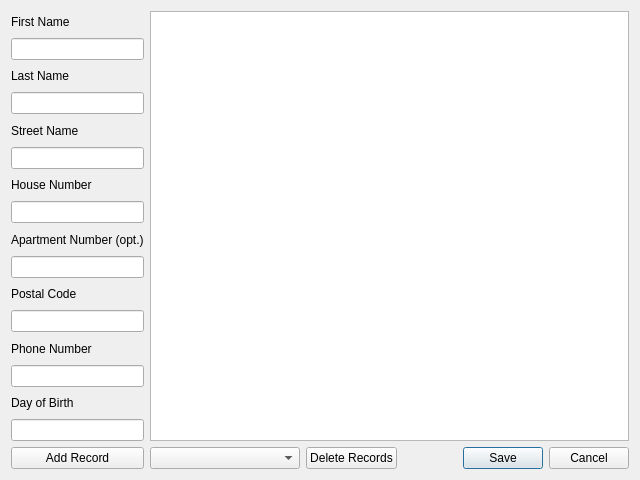
wojtaszek23/People_app, file dialog.ui: the form before one commit.
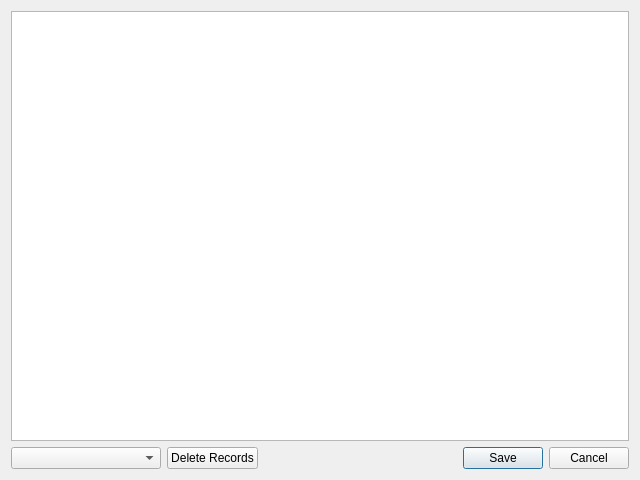
The form after the commit.

What changed in the file:
```diff
--- a/dialog.ui
+++ b/dialog.ui
@@ -14,312 +14,6 @@
    <string>Dialog</string>
   </property>
   <layout class="QHBoxLayout" name="horizontalLayout_2">
-   <item>
-    <layout class="QVBoxLayout" name="verticalLayout">
-     <property name="sizeConstraint">
-      <enum>QLayout::SetFixedSize</enum>
-     </property>
-     <item>
-      <widget class="QLabel" name="label_2">
-       <property name="sizePolicy">
-        <sizepolicy hsizetype="Minimum" vsizetype="Minimum">
-         <horstretch>50</horstretch>
-         <verstretch>50</verstretch>
-        </sizepolicy>
-       </property>
-       <property name="minimumSize">
-        <size>
-         <width>100</width>
-         <height>0</height>
-        </size>
-       </property>
-       <property name="text">
-        <string>First Name</string>
-       </property>
-      </widget>
-     </item>
-     <item>
-      <widget class="QLineEdit" name="lineEdit">
-       <property name="sizePolicy">
-        <sizepolicy hsizetype="Minimum" vsizetype="Minimum">
-         <horstretch>50</horstretch>
-         <verstretch>50</verstretch>
-        </sizepolicy>
-       </property>
-       <property name="minimumSize">
-        <size>
-         <width>100</width>
-         <height>0</height>
-        </size>
-       </property>
-      </widget>
-     </item>
-     <item>
-      <widget class="QLabel" name="label_3">
-       <property name="sizePolicy">
-        <sizepolicy hsizetype="Minimum" vsizetype="Minimum">
-         <horstretch>50</horstretch>
-         <verstretch>50</verstretch>
-        </sizepolicy>
-       </property>
-       <property name="minimumSize">
-        <size>
-         <width>100</width>
-         <height>0</height>
-        </size>
-       </property>
-       <property name="text">
-        <string>Last Name</string>
-       </property>
-      </widget>
-     </item>
-     <item>
-      <widget class="QLineEdit" name="lineEdit_2">
-       <property name="sizePolicy">
-        <sizepolicy hsizetype="Minimum" vsizetype="Minimum">
-         <horstretch>50</horstretch>
-         <verstretch>50</verstretch>
-        </sizepolicy>
-       </property>
-       <property name="minimumSize">
-        <size>
-         <width>100</width>
-         <height>0</height>
-        </size>
-       </property>
-      </widget>
-     </item>
-     <item>
-      <widget class="QLabel" name="label_4">
-       <property name="sizePolicy">
-        <sizepolicy hsizetype="Minimum" vsizetype="Minimum">
-         <horstretch>50</horstretch>
-         <verstretch>50</verstretch>
-        </sizepolicy>
-       </property>
-       <property name="minimumSize">
-        <size>
-         <width>100</width>
-         <height>0</height>
-        </size>
-       </property>
-       <property name="text">
-        <string>Street Name</string>
-       </property>
-      </widget>
-     </item>
-     <item>
-      <widget class="QLineEdit" name="lineEdit_3">
-       <property name="sizePolicy">
-        <sizepolicy hsizetype="Minimum" vsizetype="Minimum">
-         <horstretch>50</horstretch>
-         <verstretch>50</verstretch>
-        </sizepolicy>
-       </property>
-       <property name="minimumSize">
-        <size>
-         <width>100</width>
-         <height>0</height>
-        </size>
-       </property>
-      </widget>
-     </item>
-     <item>
-      <widget class="QLabel" name="label_5">
-       <property name="sizePolicy">
-        <sizepolicy hsizetype="Minimum" vsizetype="Minimum">
-         <horstretch>50</horstretch>
-         <verstretch>50</verstretch>
-        </sizepolicy>
-       </property>
-       <property name="minimumSize">
-        <size>
-         <width>100</width>
-         <height>0</height>
-        </size>
-       </property>
-       <property name="text">
-        <string>House Number</string>
-       </property>
-      </widget>
-     </item>
-     <item>
-      <widget class="QLineEdit" name="lineEdit_4">
-       <property name="sizePolicy">
-        <sizepolicy hsizetype="Minimum" vsizetype="Minimum">
-         <horstretch>50</horstretch>
-         <verstretch>50</verstretch>
-        </sizepolicy>
-       </property>
-       <property name="minimumSize">
-        <size>
-         <width>100</width>
-         <height>0</height>
-        </size>
-       </property>
-      </widget>
-     </item>
-     <item>
-      <widget class="QLabel" name="label_6">
-       <property name="sizePolicy">
-        <sizepolicy hsizetype="Minimum" vsizetype="Minimum">
-         <horstretch>50</horstretch>
-         <verstretch>50</verstretch>
-        </sizepolicy>
-       </property>
-       <property name="minimumSize">
-        <size>
-         <width>100</width>
-         <height>0</height>
-        </size>
-       </property>
-       <property name="text">
-        <string>Apartment Number (opt.)</string>
-       </property>
-      </widget>
-     </item>
-     <item>
-      <widget class="QLineEdit" name="lineEdit_5">
-       <property name="sizePolicy">
-        <sizepolicy hsizetype="Minimum" vsizetype="Minimum">
-         <horstretch>50</horstretch>
-         <verstretch>50</verstretch>
-        </sizepolicy>
-       </property>
-       <property name="minimumSize">
-        <size>
-         <width>100</width>
-         <height>0</height>
-        </size>
-       </property>
-      </widget>
-     </item>
-     <item>
-      <widget class="QLabel" name="label_7">
-       <property name="sizePolicy">
-        <sizepolicy hsizetype="Minimum" vsizetype="Minimum">
-         <horstretch>50</horstretch>
-         <verstretch>50</verstretch>
-        </sizepolicy>
-       </property>
-       <property name="minimumSize">
-        <size>
-         <width>100</width>
-         <height>0</height>
-        </size>
-       </property>
-       <property name="text">
-        <string>Postal Code</string>
-       </property>
-      </widget>
-     </item>
-     <item>
-      <widget class="QLineEdit" name="lineEdit_6">
-       <property name="sizePolicy">
-        <sizepolicy hsizetype="Minimum" vsizetype="Minimum">
-         <horstretch>50</horstretch>
-         <verstretch>50</verstretch>
-        </sizepolicy>
-       </property>
-       <property name="minimumSize">
-        <size>
-         <width>100</width>
-         <height>0</height>
-        </size>
-       </property>
-      </widget>
-     </item>
-     <item>
-      <widget class="QLabel" name="label_8">
-       <property name="sizePolicy">
-        <sizepolicy hsizetype="Minimum" vsizetype="Minimum">
-         <horstretch>50</horstretch>
-         <verstretch>50</verstretch>
-        </sizepolicy>
-       </property>
-       <property name="minimumSize">
-        <size>
-         <width>100</width>
-         <height>0</height>
-        </size>
-       </property>
-       <property name="text">
-        <string>Phone Number</string>
-       </property>
-      </widget>
-     </item>
-     <item>
-      <widget class="QLineEdit" name="lineEdit_7">
-       <property name="sizePolicy">
-        <sizepolicy hsizetype="Minimum" vsizetype="Minimum">
-         <horstretch>50</horstretch>
-         <verstretch>50</verstretch>
-        </sizepolicy>
-       </property>
-       <property name="minimumSize">
-        <size>
-         <width>100</width>
-         <height>0</height>
-        </size>
-       </property>
-      </widget>
-     </item>
-     <item>
-      <widget class="QLabel" name="label_9">
-       <property name="sizePolicy">
-        <sizepolicy hsizetype="Minimum" vsizetype="Minimum">
-         <horstretch>50</horstretch>
-         <verstretch>50</verstretch>
-        </sizepolicy>
-       </property>
-       <property name="minimumSize">
-        <size>
-         <width>100</width>
-         <height>0</height>
-        </size>
-       </property>
-       <property name="text">
-        <string>Day of Birth</string>
-       </property>
-      </widget>
-     </item>
-     <item>
-      <widget class="QLineEdit" name="lineEdit_8">
-       <property name="sizePolicy">
-        <sizepolicy hsizetype="Minimum" vsizetype="Minimum">
-         <horstretch>50</horstretch>
-         <verstretch>50</verstretch>
-        </sizepolicy>
-       </property>
-       <property name="minimumSize">
-        <size>
-         <width>100</width>
-         <height>0</height>
-        </size>
-       </property>
-      </widget>
-     </item>
-     <item>
-      <widget class="QPushButton" name="pushButton">
-       <property name="sizePolicy">
-        <sizepolicy hsizetype="Minimum" vsizetype="Minimum">
-         <horstretch>50</horstretch>
-         <verstretch>50</verstretch>
-        </sizepolicy>
-       </property>
-       <property name="minimumSize">
-        <size>
-         <width>100</width>
-         <height>0</height>
-        </size>
-       </property>
-       <property name="text">
-        <string>Add Record</string>
-       </property>
-      </widget>
-     </item>
-    </layout>
-   </item>
    <item>
     <layout class="QVBoxLayout" name="verticalLayout_2">
      <item>
```
